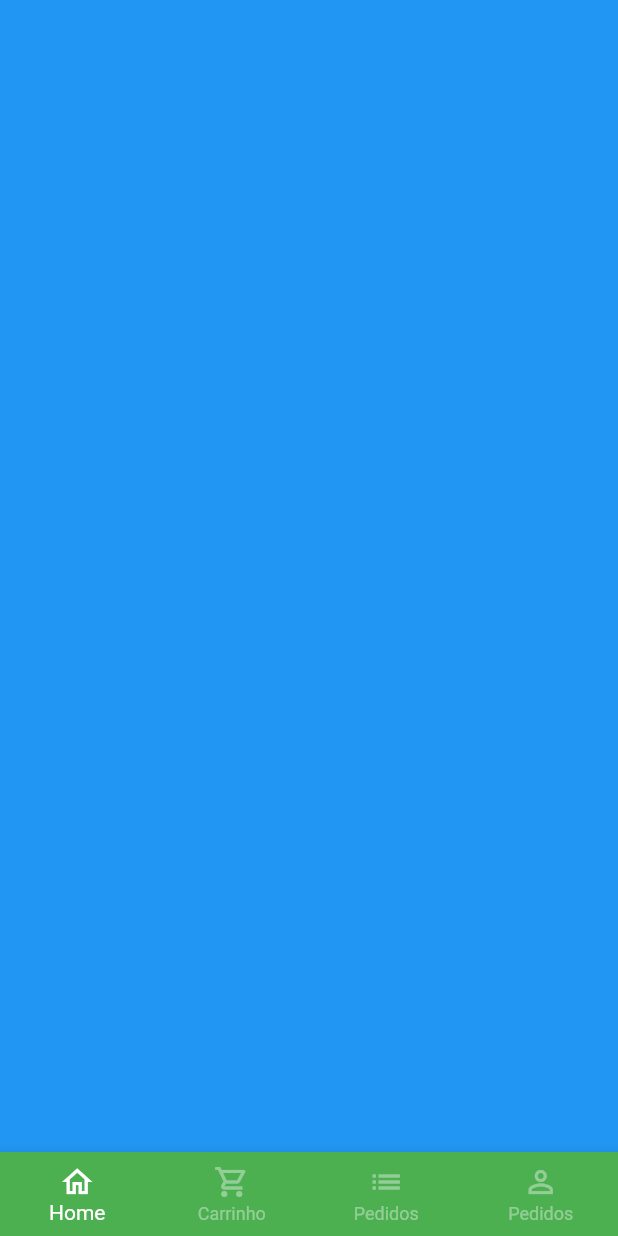
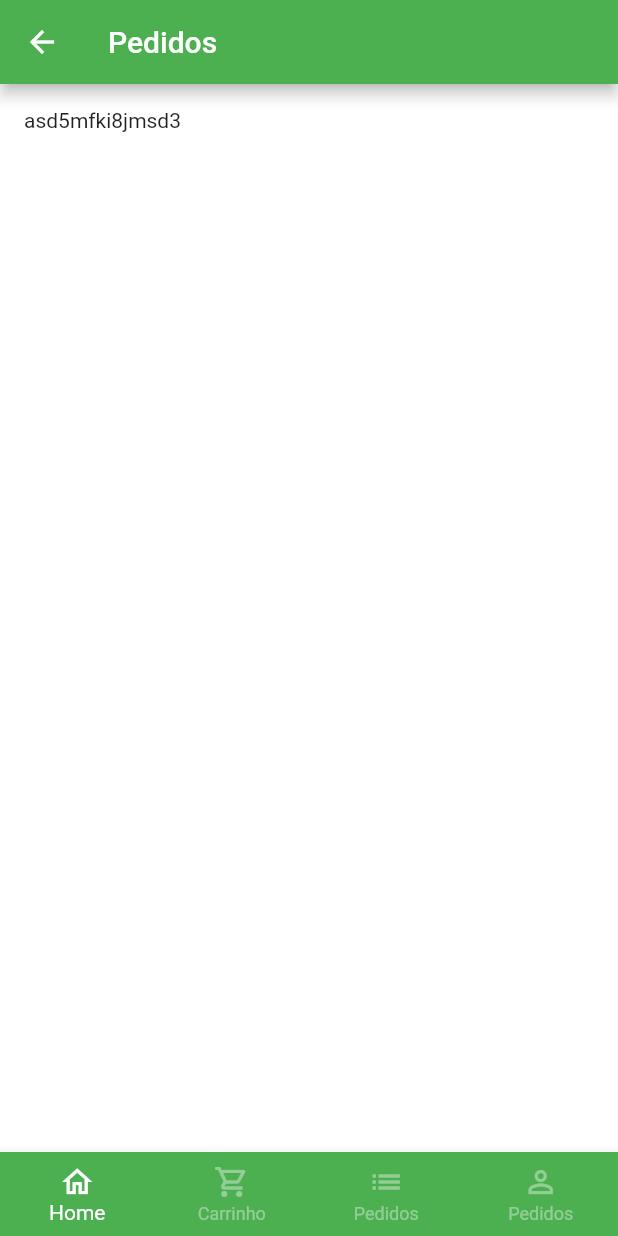
Before and after one commit to IsaacNascimento/green_grocery, a Flutter app: the BaseScreen screen opened directly, swiped to page 3, on a phone screen of 412 x 824 dp. Run offline on Flutter 3.47's test engine with Material 2 defaults, Android fonts, the phone set to English and light mode, and no system bars; our stand-ins replace animated_text_kit, mask_text_input_formatter.

Commit message:
[Orders tab]: OrderModel; OrderTab beggining;

```diff
--- a/lib/src/config/app_data.dart
+++ b/lib/src/config/app_data.dart
@@ -1,5 +1,6 @@
 import 'package:green_grocer/src/models/cart_item_model.dart';
 import 'package:green_grocer/src/models/item_model.dart';
+import 'package:green_grocer/src/models/order_item_model.dart';
 import 'package:green_grocer/src/models/user_model.dart';
 
 ItemModel apple = ItemModel(
@@ -80,4 +81,23 @@ List<CartItemModel> cartItems = [
   CartItemModel(item: guava, quantity: 2),
 ];
 
-UserModel user = UserModel(name: 'Fulano', email: 'fulano@email.com', phone: '(99) 9999-9999', cpf: '000.000.00-00', password: '');
+UserModel user = UserModel(
+    name: 'Fulano',
+    email: 'fulano@email.com',
+    phone: '(99) 9999-9999',
+    cpf: '000.000.00-00',
+    password: '');
+
+List<OrderModel> orders = [
+  OrderModel(
+    id: 'asd5mfki8jmsd3',
+    createdDateTime: DateTime.parse('2021-06-08 10:00:10.458'),
+    overdueDateTime: DateTime.parse('2021-06-08 11:00:10.458'),
+    items: [
+      CartItemModel(item: apple, quantity: 5),
+    ],
+    status: 'pending_payment',
+    copyAndPaste: 'qwsq12sdf4h6',
+    total: 27.50,
+  )
+];
--- a/lib/src/pages/base/base_screen.dart
+++ b/lib/src/pages/base/base_screen.dart
@@ -1,6 +1,7 @@
 import 'package:flutter/material.dart';
 import 'package:green_grocer/src/pages/cart/cart_tab.dart';
 import 'package:green_grocer/src/pages/home/home_tab.dart';
+import 'package:green_grocer/src/pages/orders/orders_tab.dart';
 import 'package:green_grocer/src/pages/profile/profile_tab.dart';
 
 class BaseScreen extends StatefulWidget {
@@ -22,11 +23,11 @@ class _BaseScreenState extends State<BaseScreen> {
       body: PageView(
         physics: const NeverScrollableScrollPhysics(),
         controller: pageController,
-        children: [
-          const HomeTab(),
-          const CartTab(),
-          Container(color: Colors.blue),
-          const ProfileTab(),
+        children: const [
+          HomeTab(),
+          CartTab(),
+          OrdersTab(),
+          ProfileTab(),
         ],
       ),
 
--- /dev/null
+++ b/lib/src/pages/orders/orders_tab.dart
@@ -0,0 +1,28 @@
+import 'package:flutter/material.dart';
+import 'package:green_grocer/src/config/app_data.dart' as app_data;
+
+class OrdersTab extends StatelessWidget {
+  const OrdersTab({super.key});
+
+  @override
+  Widget build(BuildContext context) {
+    return Scaffold(
+      appBar: AppBar(
+        title: const Text('Pedidos'),
+      ),
+      body: ListView.separated(
+        padding: const EdgeInsets.all(16),
+        physics: const BouncingScrollPhysics(),
+        separatorBuilder: (_, index) {
+          return const SizedBox(
+            height: 10,
+          );
+        },
+        itemBuilder: (_, index) {
+          return Text(app_data.orders[index].id);
+        },
+        itemCount: app_data.orders.length,
+      ),
+    );
+  }
+}
```
Also changed, not shown: lib/src/models/order_item_model.dart (added, +21 -0 lines).
